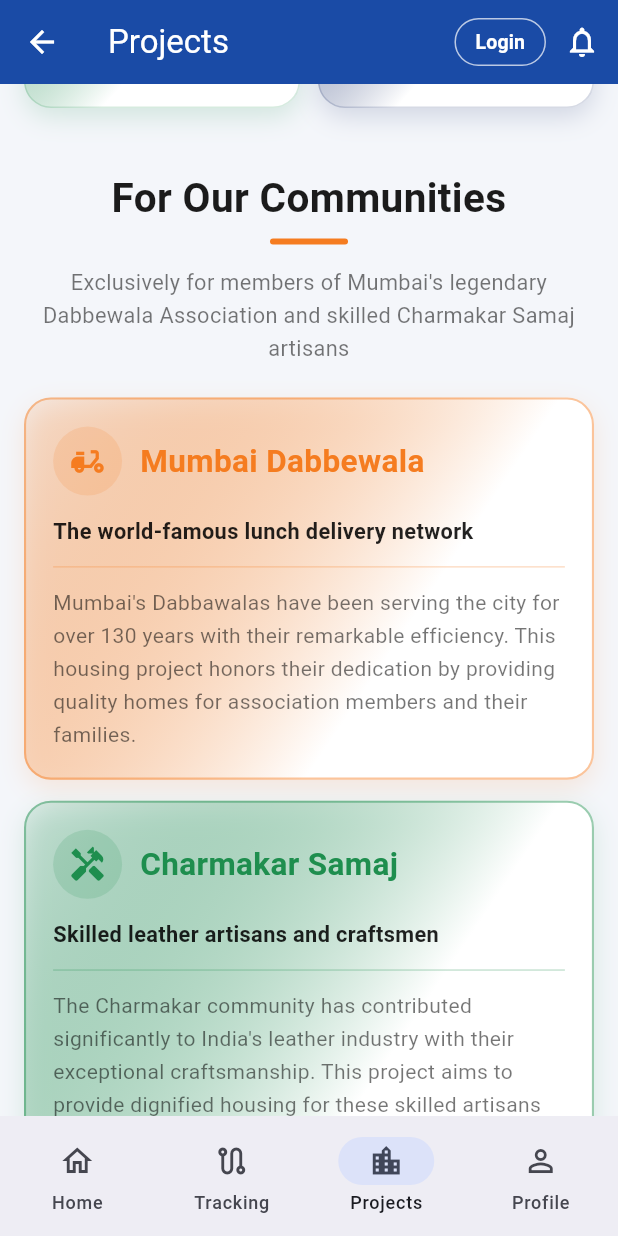
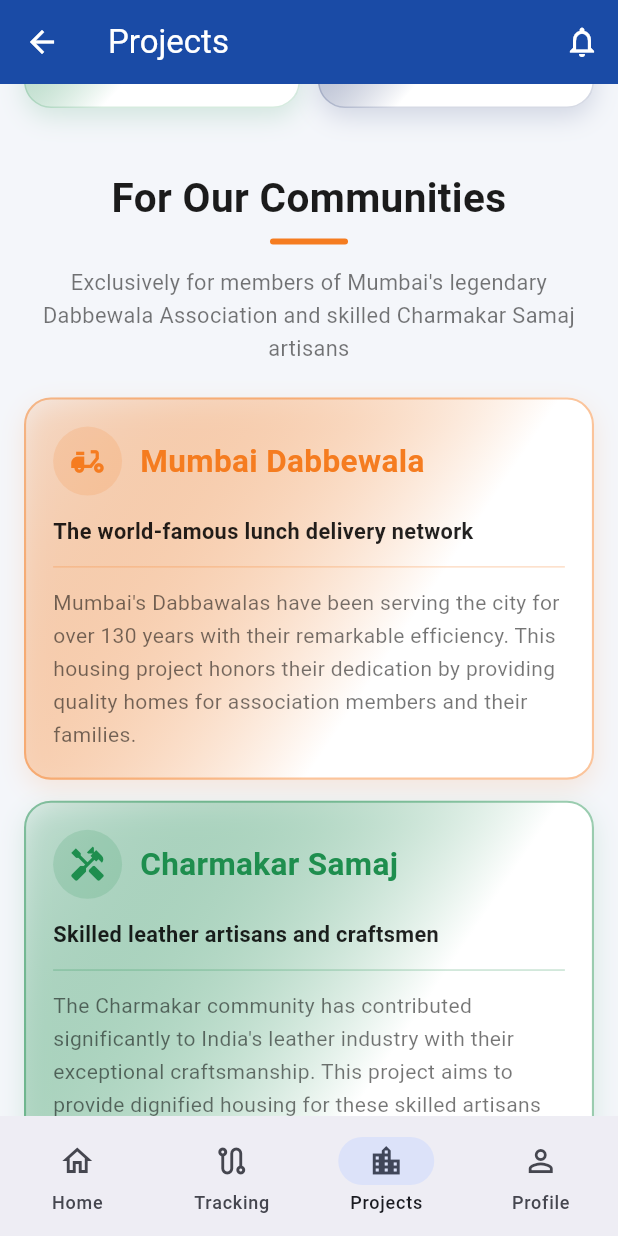
Before and after one commit to pradnyaadawade20-oss/pmay-app, a Flutter app: the MainShell screen opened directly, item 3 of the bottom bar chosen, scrolled down 576 dp, on a phone screen of 412 x 824 dp. Run offline on Flutter 3.47's test engine with Material 3 defaults, Android fonts, the phone set to English and light mode, and no system bars; our stand-ins replace file_picker, firebase_core, firebase_messaging, flutter_local_notifications, flutter_secure_storage, pdf and 3 more; missing offline and left inert: dart:js_interop, flutter_cashfree_pg_sdk; accounts and stored records are empty.

Commit message:
Remove Login button from home app bar

```diff
--- a/frontend/lib/screens/shell.dart
+++ b/frontend/lib/screens/shell.dart
@@ -4,7 +4,6 @@
 import '../state.dart';
 import '../widgets.dart';
 import 'home.dart';
-import 'login.dart';
 import 'notifications.dart';
 import 'profile.dart';
 import 'projects.dart';
@@ -71,22 +70,6 @@
               ])
             : Text(_titles[_i]),
         actions: [
-          if (!s.loggedIn)
-            Padding(
-              padding: const EdgeInsets.symmetric(vertical: 10),
-              child: OutlinedButton(
-                style: OutlinedButton.styleFrom(
-                  foregroundColor: Colors.white,
-                  side: const BorderSide(color: Colors.white70),
-                  padding: const EdgeInsets.symmetric(horizontal: 14),
-                  minimumSize: const Size(0, 32),
-                  tapTargetSize: MaterialTapTargetSize.shrinkWrap,
-                  shape: RoundedRectangleBorder(borderRadius: BorderRadius.circular(20)),
-                ),
-                onPressed: () => Navigator.push(context, MaterialPageRoute(builder: (_) => const LoginScreen())),
-                child: const Text('Login', style: TextStyle(fontSize: 13, fontWeight: FontWeight.w600)),
-              ),
-            ),
           IconButton(
               icon: Badge(smallSize: 9, isLabelVisible: hasUnreadNotifications(s), child: const Icon(Icons.notifications_none)),
               onPressed: () => openNotifications(context)),
```
